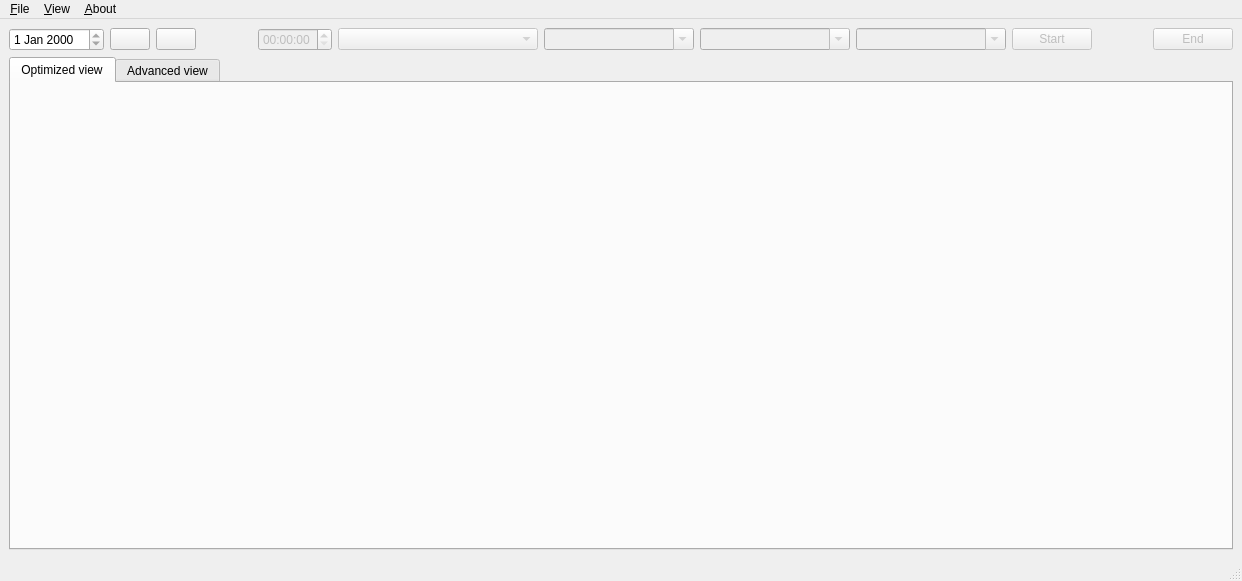
Old version of the form mainwindow.ui in the repository qohelet/QtZeiterfassung.
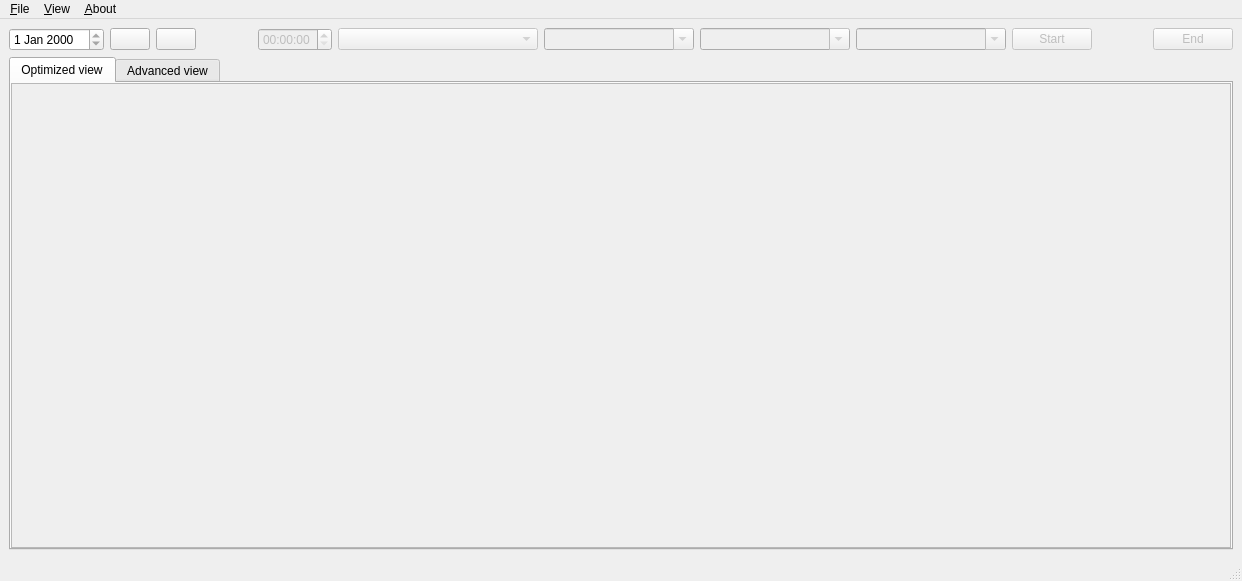
New version of the form. Icons and pictures are not drawn.

What changed in the file:
```diff
--- a/mainwindow.ui
+++ b/mainwindow.ui
@@ -176,7 +176,10 @@
       <property name="currentIndex">
        <number>0</number>
       </property>
-      <widget class="QWidget" name="tab">
+      <widget class="QScrollArea" name="scrollArea">
+       <property name="widgetResizable">
+        <bool>true</bool>
+       </property>
        <attribute name="title">
         <string>Optimized view</string>
        </attribute>
```
Left out of the diff: 4 changed lines with no effect on the pictures.
